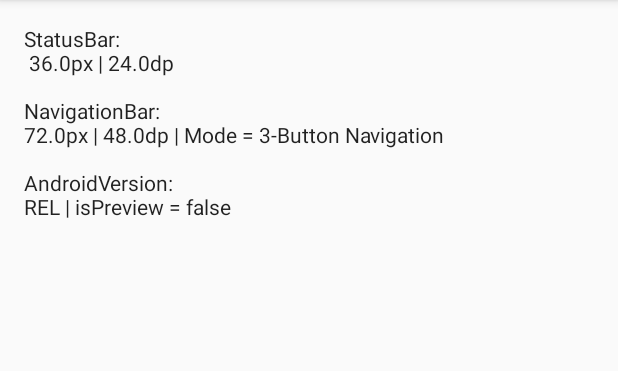
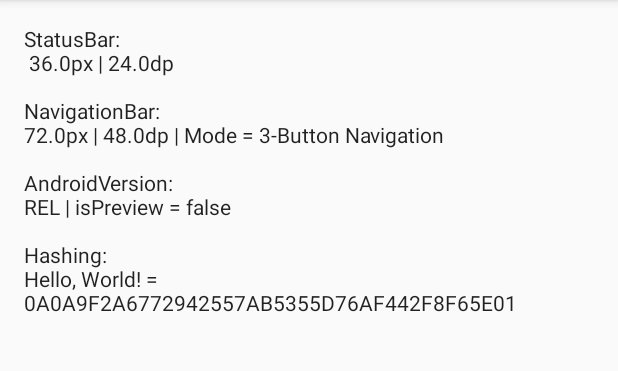
Before and after one commit to evowizz/common, an Android app: the screen it shows after launch (MainActivity), on a phone screen of 412 x 824 dp, the part 84-455 px from its top. Run offline under Robolectric (Android 15) with nearby library versions, the phone set to English and light mode, and no system bars.

Commit message:
Add Hashing functions

```diff
--- a/app/src/main/java/com/evo/commonlib/MainActivity.kt
+++ b/app/src/main/java/com/evo/commonlib/MainActivity.kt
@@ -20,6 +20,8 @@ import android.content.Context
 import android.os.Bundle
 import android.widget.TextView
 import androidx.appcompat.app.AppCompatActivity
+import com.evo.common.hashing.Algorithm
+import com.evo.common.hashing.Hashing
 import com.evo.common.os.AndroidVersion
 import com.evo.common.view.NavigationBar
 import com.evo.common.view.NavigationBarMode
@@ -53,9 +55,12 @@ class MainActivity : AppCompatActivity() {
         val aCodename = AndroidVersion.getCodename()
         val aIsPreview = AndroidVersion.isPreview()
 
+        val aHash = Hashing.hash("Hello, World!", Algorithm.SHA1)
+
         return "StatusBar:\n ${sBarSizePx}px | ${sBarSizeDp}dp" + "\n\n" +
                 "NavigationBar:\n${nBarSizePx}px | ${nBarSizeDp}dp | Mode = $nBarMode" + "\n\n" +
-                "AndroidVersion:\n${aCodename} | isPreview = ${aIsPreview}"
+                "AndroidVersion:\n${aCodename} | isPreview = ${aIsPreview}" + "\n\n" +
+                "Hashing:\n" + "Hello, World! = $aHash"
     }
 
     fun getNavigationBarMode(context: Context): String {
--- /dev/null
+++ b/common/src/main/java/com/evo/common/extensions/Hex.kt
@@ -0,0 +1,29 @@
+/*
+ * Copyright 2021 Dylan Roussel
+ *
+ * Licensed under the Apache License, Version 2.0 (the "License");
+ * you may not use this file except in compliance with the License.
+ * You may obtain a copy of the License at
+ *
+ *     https://www.apache.org/licenses/LICENSE-2.0
+ *
+ * Unless required by applicable law or agreed to in writing, software
+ * distributed under the License is distributed on an "AS IS" BASIS,
+ * WITHOUT WARRANTIES OR CONDITIONS OF ANY KIND, either express or implied.
+ * See the License for the specific language governing permissions and
+ * limitations under the License.
+ */
+
+package com.evo.common.extensions
+
+private val HEX_ARRAY = "0123456789ABCDEF".toCharArray()
+
+fun ByteArray.toHexString(): String {
+    val hexChars = CharArray(size * 2)
+    for (i in indices) {
+        val v = get(i).toInt() and 0xFF
+        hexChars[i * 2] = HEX_ARRAY[v ushr 4]
+        hexChars[i * 2 + 1] = HEX_ARRAY[v and 0x0F]
+    }
+    return String(hexChars)
+}
--- /dev/null
+++ b/common/src/main/java/com/evo/common/hashing/Hashing.kt
@@ -0,0 +1,62 @@
+/*
+ * Copyright 2021 Dylan Roussel
+ *
+ * Licensed under the Apache License, Version 2.0 (the "License");
+ * you may not use this file except in compliance with the License.
+ * You may obtain a copy of the License at
+ *
+ *     https://www.apache.org/licenses/LICENSE-2.0
+ *
+ * Unless required by applicable law or agreed to in writing, software
+ * distributed under the License is distributed on an "AS IS" BASIS,
+ * WITHOUT WARRANTIES OR CONDITIONS OF ANY KIND, either express or implied.
+ * See the License for the specific language governing permissions and
+ * limitations under the License.
+ */
+
+package com.evo.common.hashing
+
+import android.util.Log
+import com.evo.common.extensions.toHexString
+import java.security.MessageDigest
+
+object Hashing {
+    private val TAG = "Hashing"
+
+    /**
+     * Hash the given source with the given algorithm
+     *
+     * @param source The string to hash
+     * @param algorithm The Algorithm to use to hash source
+     */
+    fun hash(source: String, algorithm: Algorithm): String {
+        return hash(source.toByteArray(), algorithm)
+    }
+
+    /**
+     * Hash the given bytes with the given algorithm
+     *
+     * @param bytes The ByteArray to hash
+     * @param algorithm The Algorithm to use to hash bytes
+     */
+    fun hash(bytes: ByteArray, algorithm: Algorithm): String {
+        val digest = try {
+            MessageDigest.getInstance(algorithm.algo)
+        } catch (e: Exception) {
+            Log.e(TAG, "Could not create digest for algorithm: $algorithm, returning empty string.")
+            return ""
+        }
+
+        digest.update(bytes)
+        return digest.digest().toHexString()
+    }
+}
+
+enum class Algorithm(internal val algo: String) {
+    MD2("MD2"),
+    MD5("MD5"),
+    SHA1("SHA-1"),
+    SHA256("SHA-256"),
+    SHA384("SHA-384"),
+    SHA512("SHA-512")
+}
```
